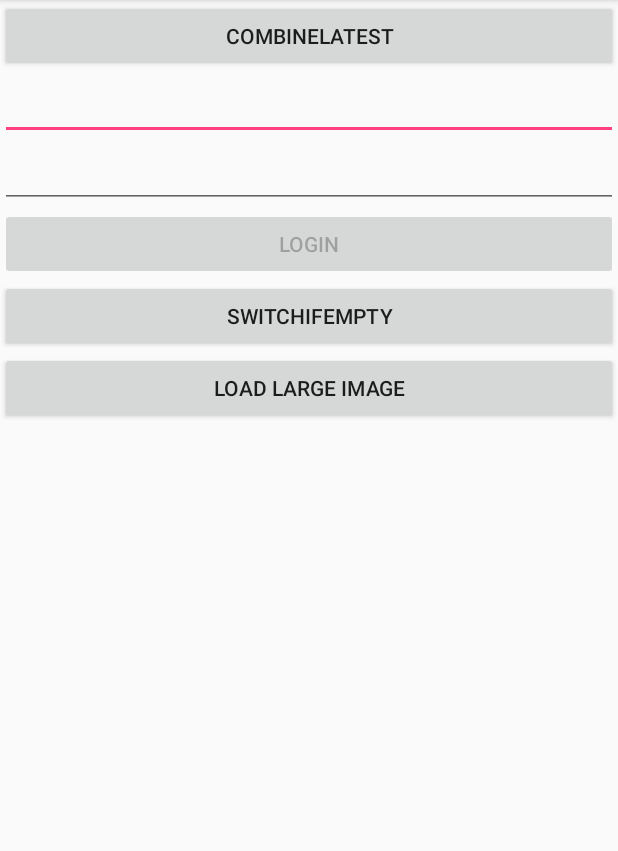
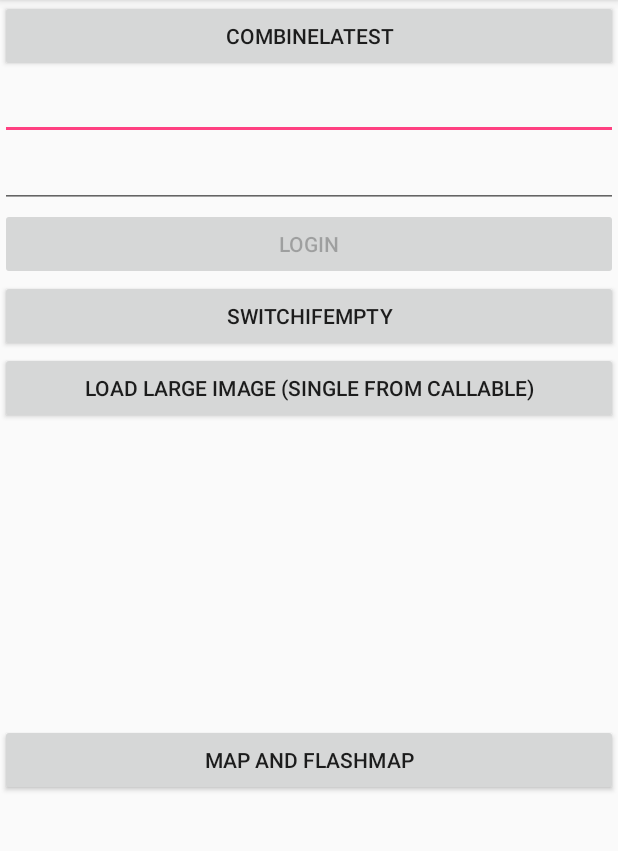
Before and after one commit to MaksimDmitriev/Rx-Java-Samples, an Android app: the screen it shows after launch (MainActivity), on a phone screen of 412 x 824 dp, the part 84-935 px from its top. Run offline under Robolectric (Android 15) with nearby library versions, the phone set to English and light mode, and no system bars; our stand-ins replace RxJava; libraries missing offline, so code that uses them is left out: com.jakewharton.rxbinding2; 1 statement that could not run was skipped.

Commit message:
Add map and FlashMap

```diff
--- a/app/src/main/res/layout/activity_main.xml
+++ b/app/src/main/res/layout/activity_main.xml
@@ -42,7 +42,7 @@
         android:id="@+id/loadLargeImage"
         android:layout_width="match_parent"
         android:layout_height="wrap_content"
-        android:text="load Large Image" />
+        android:text="load Large Image (Single from Callable)" />
 
     <ImageView
         android:id="@+id/largeImage"
@@ -50,4 +50,10 @@
         android:layout_height="@dimen/required_size"
         android:scaleType="centerInside" />
 
+    <Button
+        android:id="@+id/mapAndFlashMap"
+        android:layout_width="match_parent"
+        android:text="Map and FlashMap"
+        android:layout_height="wrap_content" />
+
 </LinearLayout>
```
Also changed, not shown: app/src/main/java/ru/sample/MainActivity.kt (+18 -1 lines).
